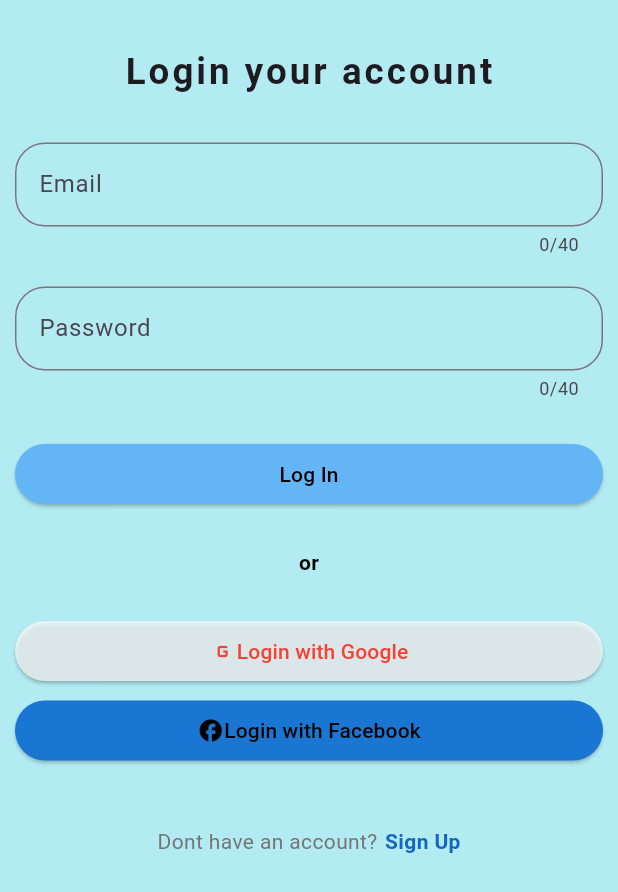
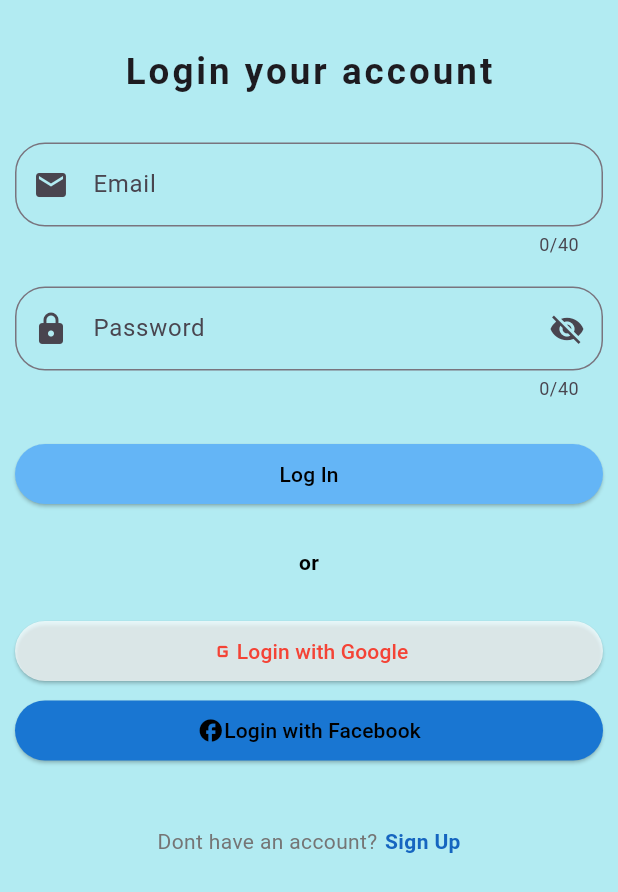
Before and after one commit to Louissejaneg/OrderJoy, a Flutter app: the screen it shows after launch, after a tap on "Create Account", after a tap on "Log In", on a phone screen of 412 x 824 dp. Shown: the top 892 px of the screen. Run offline on Flutter 3.47's test engine with Material 3 defaults, Android fonts, the phone set to English and light mode, and no system bars; our stand-ins replace flutter_spinkit; network calls fail.

Commit message:
Not final

```diff
--- a/lib/Home.dart
+++ b/lib/Home.dart
@@ -1,4 +1,4 @@
-import 'package:flutter/cupertino.dart';
+
 import 'package:flutter/material.dart';
 
 class Home extends StatefulWidget {
--- a/lib/pages/dashboard.dart
+++ b/lib/pages/dashboard.dart
@@ -11,90 +11,59 @@ class _DashboardState extends State<Dashboard> {
   @override
   Widget build(BuildContext context) {
     return Scaffold(
-      backgroundColor: Colors.cyan[100],
+        resizeToAvoidBottomInset: false,
+        bottomNavigationBar: BottomNavigationBar(
+          elevation: 3.0,
+          onTap: (int val){
+            switch(val){
+              case 0:
+                Navigator.pushNamed(context, '/menu');
+                break;
+              case 1:
+                Navigator.pushNamed(context, '/profile');
+                break;
+            }
+          },
+          currentIndex: 0,
+          items: const[
+            BottomNavigationBarItem(
+                icon: Icon(Icons.fastfood),
+                label: 'Menu'
+            ),
+            BottomNavigationBarItem(
+                icon: Icon(Icons.person),
+                label: 'Profile'
+            ),
+          ],
+        ),
         appBar: AppBar(
-        title: Text('Dashboard'),
           backgroundColor: Colors.blue[400],
-        centerTitle: true,
-      ),
-
-      body: Container(
-        child: Column(
-          children: [
-            ElevatedButton(
-              onPressed: (){
-                Navigator.pushNamed(context, '/menu');
-              },
-              child: Text(
-                  'Menu',
+          title: Text(
+            'Dashboard',
             style: TextStyle(
-                  color: Colors.black,
+              letterSpacing: 2.0,
               fontWeight: FontWeight.bold,
             ),
           ),
-              style: ElevatedButton.styleFrom(
-                foregroundColor: Colors.white,
-                backgroundColor: Colors.white
+          centerTitle: true,
         ),
-            ),
-            SizedBox(height:  20.0,),
-            ElevatedButton(
-              onPressed: (){
-              Navigator.pushNamed(context, '/profile');
-            },
-              child: Text(
-                'Profile',
-              style: TextStyle(
-              color: Colors.black,
-              fontWeight: FontWeight.bold,
-            ),
-            ),
-              style: ElevatedButton.styleFrom(
-                foregroundColor: Colors.white,
-                backgroundColor: Colors.white
-              ),
-            ),
-            SizedBox(height: 20.0,),
+        backgroundColor: Colors.cyan[100],
+        body: Container(
+          child: SafeArea(
+            child: Column(
+              mainAxisAlignment: MainAxisAlignment.center,
+              children: [
                 Center(
-              child: ElevatedButton(
-                  onPressed: () {
-                    Navigator.pushNamed(context, '/login');
-                  },
-                    child: Text(
-                      'Login',
-                      style: TextStyle(
-                        color: Colors.black,
-                        fontWeight: FontWeight.bold,
-                      ),
-                    ),
-                style: ElevatedButton.styleFrom(
-                  foregroundColor: Colors.white,
-                  backgroundColor: Colors.white,
-                ),
-              ),
-            ),
-            SizedBox(height: 20.0,),
-            Center(
-              child: ElevatedButton(
-                  onPressed: () {
-                    Navigator.pushNamed(context, '/signup');
-                  },
-                  child: Text(
-                    'Sign up',
-                    style: TextStyle(
-                      color: Colors.black,
-                      fontWeight : FontWeight.bold,
-                    ),
-                  ),
-                style: ElevatedButton.styleFrom(
-                  foregroundColor: Colors.white,
-                  backgroundColor: Colors.white,
-                ),
+                  child: Image.asset(
+                    'assets/nobg.jpg',
+                    height: 700,
+                    width: 360,
                   ),
                 ),
               ],
             ),
           ),
+        )
     );
   }
 }
--- a/lib/pages/login.dart
+++ b/lib/pages/login.dart
@@ -11,6 +11,8 @@ class _LoginState extends State<Login> {
   final formKey = GlobalKey<FormState>();
   String username = '';
   String password = '';
+  bool _obscure = true;
+  IconData _obscureIcon = Icons.visibility_off;
 
   @override
   Widget build(BuildContext context) {
@@ -39,6 +41,7 @@ class _LoginState extends State<Login> {
                 TextFormField(
                   maxLength: 40,
                   decoration: InputDecoration(
+                    prefixIcon: Icon(Icons.mail),
                     label: Text('Email'),
                     border: OutlineInputBorder(
                         borderRadius: BorderRadius.circular(20.0)
@@ -61,8 +64,22 @@ class _LoginState extends State<Login> {
                 SizedBox(height: 20.0,),
                 TextFormField(
                   maxLength: 40,
-                  obscureText: true,
+                  obscureText: _obscure,
                   decoration: InputDecoration(
+                    prefixIcon: Icon(Icons.lock_rounded),
+                    suffixIcon: IconButton(
+                      icon:  Icon(_obscureIcon),
+                      onPressed: (){
+                        setState(() {
+                          _obscure = !_obscure;
+                          if(_obscure){
+                            _obscureIcon = Icons.visibility_off;
+                          }else{
+                            _obscureIcon = Icons.visibility;
+                          }
+                        });
+                      }
+                    ),
                     label: Text('Password'),
                     border: OutlineInputBorder(
                         borderRadius: BorderRadius.circular(20.0)
@@ -76,7 +93,7 @@ class _LoginState extends State<Login> {
                       return 'Password should be atleast 8 characters long';
                     }
                     if(value.length >20){
-                      return 'Please must be 10 characters long only';
+                      return 'Please must be 20 characters long only';
                     }
                     return null;
                   },
--- a/lib/pages/menu.dart
+++ b/lib/pages/menu.dart
@@ -16,7 +16,7 @@ class Menu extends StatefulWidget {
 class _MenuState extends State<Menu> {
   late Future<List<dynamic>> products;
   Future<List<dynamic>> fetchData() async{
-    final response = await http.get(Uri.parse('http://10.0.2.2:8080/products')
+    final response = await http.get(Uri.parse('http://10.0.2.2:8080/api/v1/product/all')
     );
     final data = jsonDecode(response.body);
     print (data);
--- a/lib/pages/selectedProduct.dart
+++ b/lib/pages/selectedProduct.dart
@@ -46,7 +46,7 @@ class _SelectedProductState extends State<SelectedProduct> {
         mainAxisAlignment: MainAxisAlignment.spaceBetween,
         children: [
           Text(
-            '₱${totalAmount.toString()}',
+            '₱${totalAmount.toStringAsFixed(2)}',
             style: TextStyle(
             fontSize: 20.0
     ),
--- a/lib/pages/signup.dart
+++ b/lib/pages/signup.dart
@@ -61,6 +61,7 @@ createAccount(User user) async{
                     TextFormField(
                       maxLength: 40,
                       decoration: InputDecoration(
+                        prefixIcon: Icon(Icons.person),
                         label: Text('Name'),
                         border: OutlineInputBorder(
                             borderRadius: BorderRadius.circular(10.0)
@@ -84,6 +85,7 @@ createAccount(User user) async{
                       keyboardType: TextInputType.emailAddress,
                       maxLength: 40,
                       decoration: InputDecoration(
+                        prefixIcon: Icon(Icons.mail),
                         label: Text('Email'),
                         border: OutlineInputBorder(
                             borderRadius: BorderRadius.circular(10.0)
```
Also changed, not shown: assets/Orderjoy.jpg (added), assets/nobg.jpg (added). Lines whose indentation alone changed are shown as unchanged.
